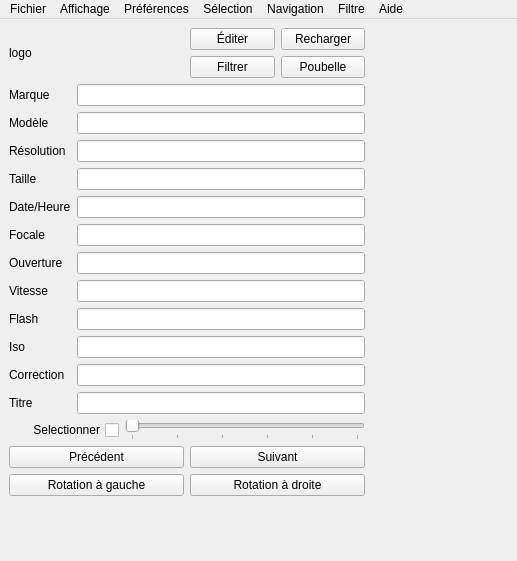
Above: gui/principale.ui from kif/imagizer before the change. Below: the same form after it.
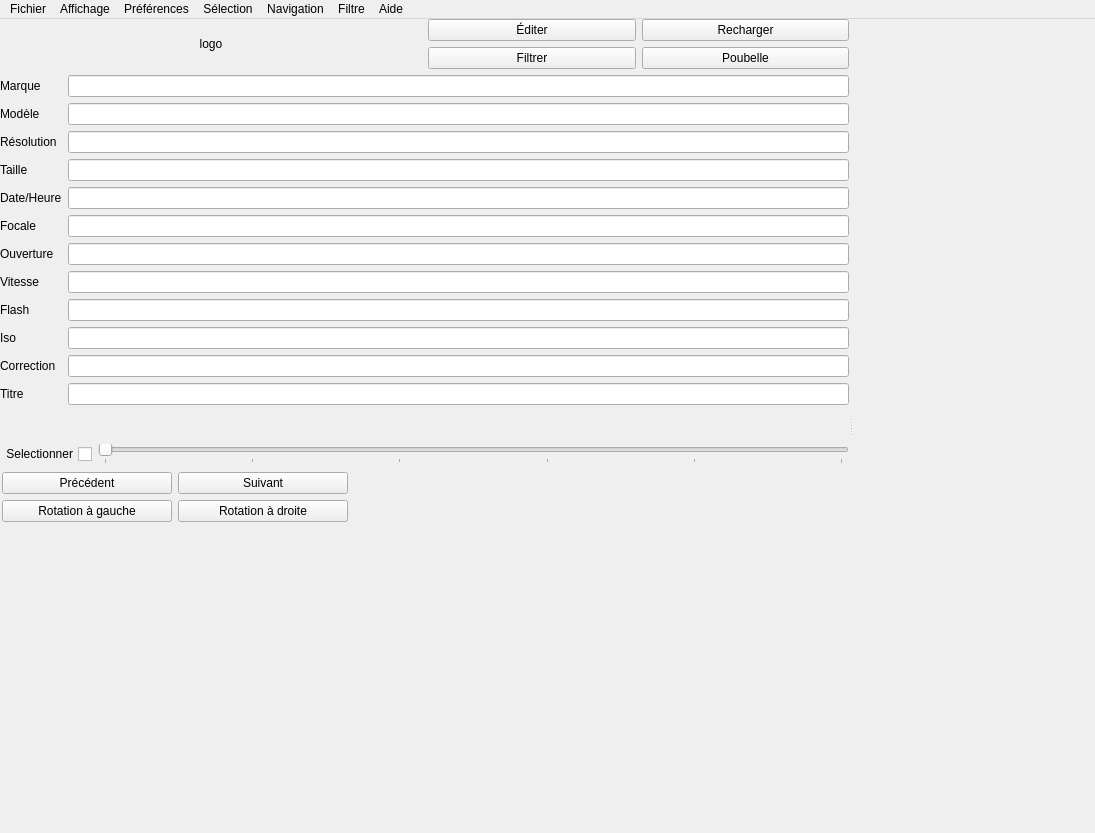
That is the form after the change.

Commit message: from training

```diff
--- a/gui/principale.ui
+++ b/gui/principale.ui
@@ -6,29 +6,74 @@
    <rect>
     <x>0</x>
     <y>0</y>
-    <width>517</width>
-    <height>561</height>
+    <width>1095</width>
+    <height>833</height>
    </rect>
   </property>
   <property name="windowTitle">
    <string>MainWindow</string>
   </property>
   <widget class="QWidget" name="centralwidget">
-   <layout class="QGridLayout" name="gridLayout_3">
-    <item row="0" column="0">
-     <layout class="QGridLayout" name="gridLayout_4">
-      <item row="0" column="0">
+   <layout class="QVBoxLayout" name="verticalLayout_2">
+    <property name="spacing">
+     <number>0</number>
+    </property>
+    <property name="margin">
+     <number>0</number>
+    </property>
+    <item>
+     <widget class="QSplitter" name="splitter">
+      <property name="sizePolicy">
+       <sizepolicy hsizetype="Expanding" vsizetype="Expanding">
+        <horstretch>0</horstretch>
+        <verstretch>0</verstretch>
+       </sizepolicy>
+      </property>
+      <property name="orientation">
+       <enum>Qt::Horizontal</enum>
+      </property>
+      <property name="handleWidth">
+       <number>4</number>
+      </property>
+      <widget class="QWidget" name="left_tab" native="true">
+       <property name="sizePolicy">
+        <sizepolicy hsizetype="Minimum" vsizetype="Expanding">
+         <horstretch>0</horstretch>
+         <verstretch>0</verstretch>
+        </sizepolicy>
+       </property>
+       <property name="minimumSize">
+        <size>
+         <width>350</width>
+         <height>0</height>
+        </size>
+       </property>
        <layout class="QVBoxLayout" name="verticalLayout">
-        <property name="sizeConstraint">
-         <enum>QLayout::SetDefaultConstraint</enum>
+        <property name="leftMargin">
+         <number>0</number>
+        </property>
+        <property name="topMargin">
+         <number>0</number>
+        </property>
+        <property name="rightMargin">
+         <number>0</number>
         </property>
         <item>
          <layout class="QHBoxLayout" name="horizontalLayout">
           <item>
            <widget class="QLabel" name="logo">
+            <property name="sizePolicy">
+             <sizepolicy hsizetype="Minimum" vsizetype="Minimum">
+              <horstretch>0</horstretch>
+              <verstretch>0</verstretch>
+             </sizepolicy>
+            </property>
             <property name="text">
              <string>logo</string>
             </property>
+            <property name="alignment">
+             <set>Qt::AlignCenter</set>
+            </property>
            </widget>
           </item>
           <item>
@@ -199,6 +244,12 @@
          <layout class="QHBoxLayout" name="horizontalLayout_2">
           <item>
            <widget class="QCheckBox" name="selection">
+            <property name="sizePolicy">
+             <sizepolicy hsizetype="Minimum" vsizetype="Minimum">
+              <horstretch>0</horstretch>
+              <verstretch>0</verstretch>
+             </sizepolicy>
+            </property>
             <property name="layoutDirection">
              <enum>Qt::RightToLeft</enum>
             </property>
@@ -210,14 +261,14 @@
           <item>
            <widget class="QSlider" name="rate">
             <property name="sizePolicy">
-             <sizepolicy hsizetype="Preferred" vsizetype="Fixed">
+             <sizepolicy hsizetype="Expanding" vsizetype="Fixed">
               <horstretch>0</horstretch>
               <verstretch>0</verstretch>
              </sizepolicy>
             </property>
             <property name="minimumSize">
              <size>
-              <width>240</width>
+              <width>230</width>
               <height>0</height>
              </size>
             </property>
@@ -242,6 +293,9 @@
         </item>
         <item>
          <layout class="QFormLayout" name="formLayout_2">
+          <property name="margin">
+           <number>2</number>
+          </property>
           <item row="0" column="0">
            <widget class="QPushButton" name="previous">
             <property name="sizePolicy">
@@ -252,7 +306,7 @@
             </property>
             <property name="minimumSize">
              <size>
-              <width>175</width>
+              <width>170</width>
               <height>0</height>
              </size>
             </property>
@@ -277,7 +331,7 @@
             </property>
             <property name="minimumSize">
              <size>
-              <width>175</width>
+              <width>170</width>
               <height>0</height>
              </size>
             </property>
@@ -302,7 +356,7 @@
             </property>
             <property name="minimumSize">
              <size>
-              <width>175</width>
+              <width>170</width>
               <height>0</height>
              </size>
             </property>
@@ -327,7 +381,7 @@
             </property>
             <property name="minimumSize">
              <size>
-              <width>175</width>
+              <width>170</width>
               <height>0</height>
              </size>
             </property>
@@ -345,8 +399,7 @@
          </layout>
         </item>
        </layout>
-      </item>
-      <item row="0" column="1">
+      </widget>
        <widget class="QLabel" name="photo">
         <property name="sizePolicy">
          <sizepolicy hsizetype="Expanding" vsizetype="Expanding">
@@ -363,9 +416,11 @@
         <property name="text">
          <string/>
         </property>
-       </widget>
-      </item>
-     </layout>
+       <property name="alignment">
+        <set>Qt::AlignCenter</set>
+       </property>
+      </widget>
+     </widget>
     </item>
    </layout>
   </widget>
@@ -374,8 +429,8 @@
     <rect>
      <x>0</x>
      <y>0</y>
-     <width>517</width>
-     <height>25</height>
+     <width>1095</width>
+     <height>23</height>
     </rect>
    </property>
    <widget class="QMenu" name="menuFichier">
```
Lines whose indentation alone changed are shown as unchanged. The commit also changes 2 other files.
